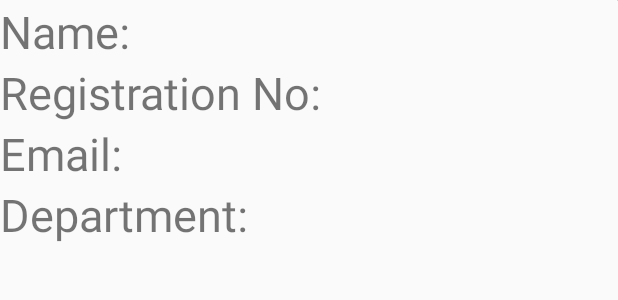
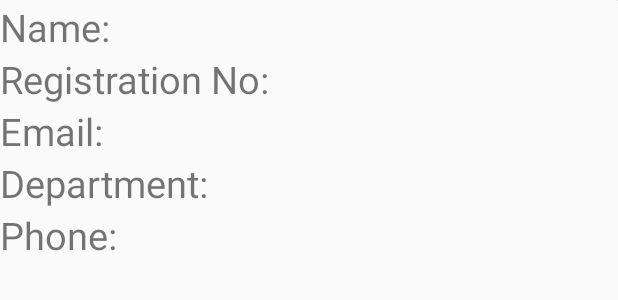
Before and after one commit to border-b/Hall-Management, an Android app: the layout activity_student_profile.xml on its own in the app's theme, with its tools: preview values and no code run, on a phone screen of 412 x 824 dp. Shown: the top 300 px of the screen. Run offline under Robolectric (Android 15) with nearby library versions, the phone set to English and light mode, and no system bars.

Commit message:
Update activity_student_profile.xml

```diff
--- a/app/src/main/res/layout/activity_student_profile.xml
+++ b/app/src/main/res/layout/activity_student_profile.xml
@@ -43,7 +43,7 @@
 
             android:text="Name:"
 
-            android:textSize="30dp"
+            android:textSize="25dp"
             />
 
     </LinearLayout>
@@ -62,7 +62,7 @@
 
             android:text="Registration No:"
 
-            android:textSize="30dp"
+            android:textSize="25dp"
             />
     </LinearLayout>
     <LinearLayout
@@ -80,7 +80,7 @@
 
             android:text="Email:"
 
-            android:textSize="30dp"
+            android:textSize="25dp"
             />
     </LinearLayout>
 
@@ -99,8 +99,35 @@
 
             android:text="Department:"
 
-            android:textSize="30dp"
+            android:textSize="25dp"
             />
     </LinearLayout>
 
+    <LinearLayout
+        android:clipToPadding="false"
+        android:orientation="horizontal"
+        android:gravity="left"
+        android:layout_weight="0"
+        android:layout_width="wrap_content"
+        android:layout_height="wrap_content">
+        <TextView
+            android:id="@+id/Phone"
+            android:layout_width="wrap_content"
+
+            android:layout_height="wrap_content"
+
+            android:text="Phone: "
+
+            android:textSize="25dp"
+            />
+    </LinearLayout>
+
+<!--    <ProgressBar-->
+<!--        android:id="@+id/progressbar"-->
+<!--        android:layout_width="wrap_content"-->
+<!--        android:layout_height="wrap_content"-->
+<!--        android:layout_centerHorizontal="true"-->
+<!--        android:layout_centerVertical="true"-->
+<!--        android:visibility="gone" />-->
+
 </LinearLayout>
```
